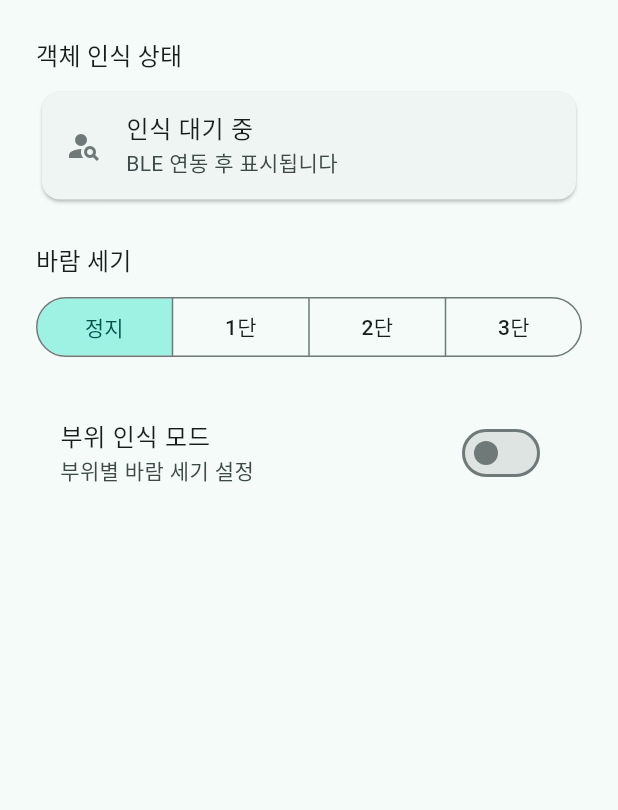
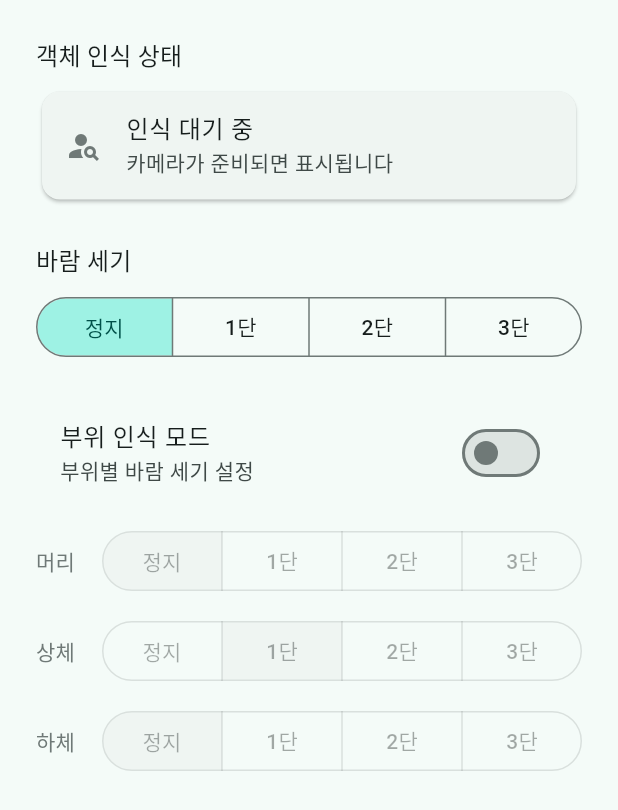
Before and after one commit to espace3/2026ESWContest_free_FANCY, a Flutter app: the TargetModePage widget shown alone on an empty page, opened directly, on a phone screen of 412 x 824 dp. Shown: the top 810 px of the screen. Run offline on Flutter 3.47's test engine with Material 3 defaults, Android fonts, the phone set to English and light mode, and no system bars; our stand-ins replace shared_preferences; missing offline and left inert: universal_ble; accounts and stored records are empty.

Commit message:
UI update

```diff
--- a/my_app/lib/pages/ble_scan_page.dart
+++ b/my_app/lib/pages/ble_scan_page.dart
@@ -135,9 +135,11 @@ class _BleScanPageState extends State<BleScanPage> {
       if (_scanning) await _toggleScan();
       _log('연결 시도: ${device.name ?? device.deviceId}');
       await _ble.connect(device);
-      _log('연결 성공 — 서비스 발견 중...');
-      final services = await UniversalBle.discoverServices(device.deviceId);
-      for (final s in services) {
+      // 서비스는 연결 절차에서 이미 발견했으므로 그 결과를 읽어 로그만 찍는다.
+      // 여기서 또 discoverServices를 부르면 안드로이드가 연결 직후 연달아
+      // 들어온 GATT 작업에 133으로 실패하는 일이 생긴다.
+      _log('연결 성공 — 발견된 서비스:');
+      for (final s in _ble.lastServices) {
         final mark = s.uuid.toLowerCase() == proto.serviceUuid ? ' ← ESW' : '';
         _log('서비스 ${s.uuid}$mark');
         for (final c in s.characteristics) {
--- a/my_app/lib/pages/target_mode_page.dart
+++ b/my_app/lib/pages/target_mode_page.dart
@@ -12,8 +12,48 @@ const _bodyPartTargetByte = {'머리': 0x01, '상체': 0x02, '하체': 0x03};
 /// 부위 인식 모드 ON 시 머리·상체·하체 부위별 세기 설정을 제공한다.
 /// 값은 [FanStateService]가 소유한다 (영속화 + 변경 즉시 전송 — 리모컨 주체).
 /// 상체는 프로토콜상 정지(0)가 불가라 세기 0 버튼이 비활성화된다.
+///
+/// RPi가 보고하는 두 값(ble_protocol.md §3.4)을 여기서 보여준다:
+///  - 객체 인식(0x02) → 상단 카드.
+///  - 유효 모드(0x03) → 부위 모드인데 RPi가 추적으로 내려가 있으면(사용자
+///    이동 감지) 안내 배너. 스위치는 켠 채로 두고 상태만 알린다 — 사용자가
+///    끈 적이 없고, 다시 정지하면 RPi가 알아서 순찰로 돌아오기 때문.
 class TargetModePage extends StatelessWidget {
   const TargetModePage({super.key});
+
+  /// 인식 상태 카드 — recognized가 null이면 "아직 보고 없음"이다
+  /// (연결 직후나 추적이 돌기 전). 미인식(false)과 구분해서 보여준다.
+  Widget _buildStatusCard(BuildContext context, FanStateService fan) {
+    final colors = Theme.of(context).colorScheme;
+    final (icon, title, subtitle, color) = switch (fan.recognized) {
+      true => (
+          Icons.person,
+          '인식 중',
+          '대상을 추적하고 있습니다',
+          colors.primary,
+        ),
+      false => (
+          Icons.person_off_outlined,
+          '대상 없음',
+          '카메라에 사람이 보이지 않습니다',
+          colors.outline,
+        ),
+      null => (
+          Icons.person_search,
+          '인식 대기 중',
+          '카메라가 준비되면 표시됩니다',
+          colors.outline,
+        ),
+    };
+    return Card(
+      color: fan.recognized == true ? colors.primaryContainer : null,
+      child: ListTile(
+        leading: Icon(icon, color: color),
+        title: Text(title),
+        subtitle: Text(subtitle),
+      ),
+    );
+  }
 
   @override
   Widget build(BuildContext context) {
@@ -26,14 +66,20 @@ class TargetModePage extends StatelessWidget {
         children: [
           Text('객체 인식 상태', style: Theme.of(context).textTheme.titleMedium),
           const SizedBox(height: 8),
-          // TODO(ble): 부위 러너 단계에서 fan.recognized/effectiveMode로 갱신.
+          _buildStatusCard(context, fan),
+          // 부위 모드인데 RPi가 추적으로 내려가 있는 동안만 표시.
+          if (fan.bodyMode && fan.effectiveMode == 0x02) ...[
+            const SizedBox(height: 8),
             Card(
+              color: colors.secondaryContainer,
               child: ListTile(
-              leading: Icon(Icons.person_search, color: colors.outline),
-              title: const Text('인식 대기 중'),
-              subtitle: const Text('BLE 연동 후 표시됩니다'),
+                leading: Icon(Icons.directions_walk,
+                    color: colors.onSecondaryContainer),
+                title: const Text('이동 감지 — 추적 중'),
+                subtitle: const Text('잠시 멈추면 부위별 바람으로 돌아갑니다'),
               ),
             ),
+          ],
           const SizedBox(height: 24),
           Row(
             crossAxisAlignment: CrossAxisAlignment.baseline,
@@ -68,7 +114,8 @@ class TargetModePage extends StatelessWidget {
             value: fan.bodyMode,
             onChanged: (value) => fan.setBodyMode(value),
           ),
-          if (fan.bodyMode)
+          // 부위별 세기는 부위 모드가 꺼져 있어도 **숨기지 않고 비활성**으로 둔다
+          // — 어떤 설정이 있는지 미리 보이고, 켜면 그 값이 그대로 적용된다.
           for (final entry in _bodyPartTargetByte.entries)
             Padding(
               padding: const EdgeInsets.only(top: 12),
@@ -78,7 +125,9 @@ class TargetModePage extends StatelessWidget {
                     width: 36,
                     child: Text(
                       entry.key,
-                        style: Theme.of(context).textTheme.titleSmall,
+                      style: Theme.of(context).textTheme.titleSmall?.copyWith(
+                            color: fan.bodyMode ? null : colors.outline,
+                          ),
                     ),
                   ),
                   const SizedBox(width: 8),
@@ -88,8 +137,9 @@ class TargetModePage extends StatelessWidget {
                       // 상체는 정지 불가 (ble_protocol.md 3.3)
                       disabledLevels:
                           entry.value == 0x02 ? const {0} : const {},
-                        onChanged: (value) =>
-                            fan.setBodyStrength(entry.value, value),
+                      onChanged: fan.bodyMode
+                          ? (value) => fan.setBodyStrength(entry.value, value)
+                          : null,
                     ),
                   ),
                 ],
```
Also changed, not shown: my_app/lib/services/ble/ble_connection_service.dart (+102 -19 lines), my_app/lib/services/fan_state_service.dart (+26 -7 lines), 1 other file. Lines whose indentation alone changed are shown as unchanged.
